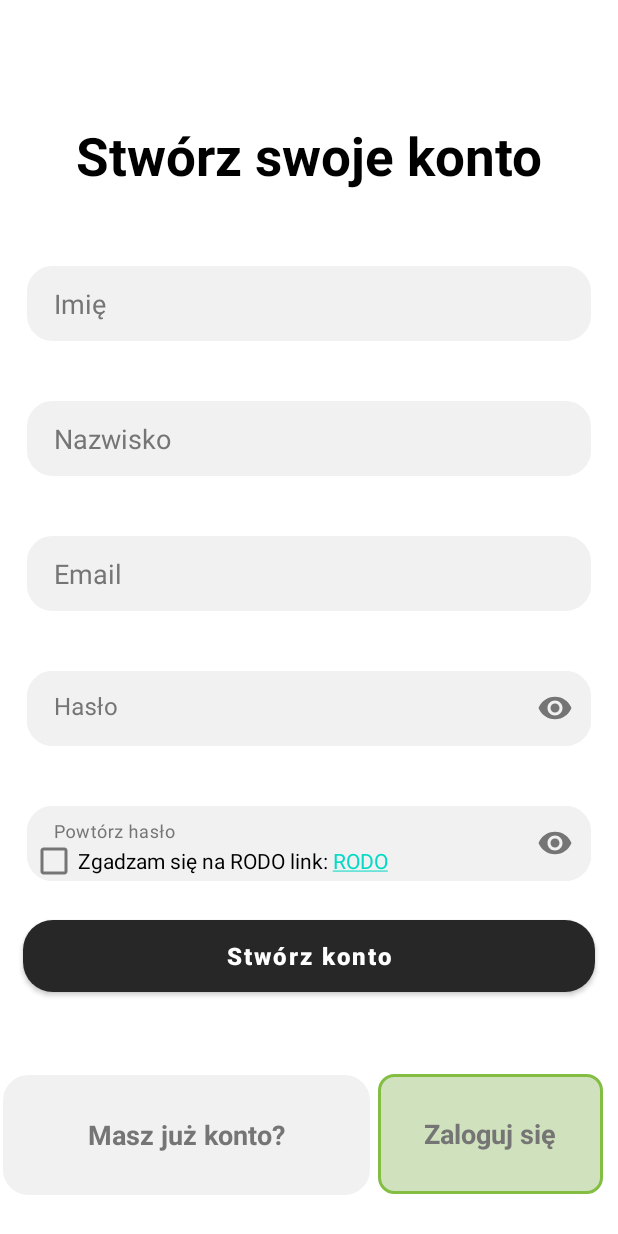
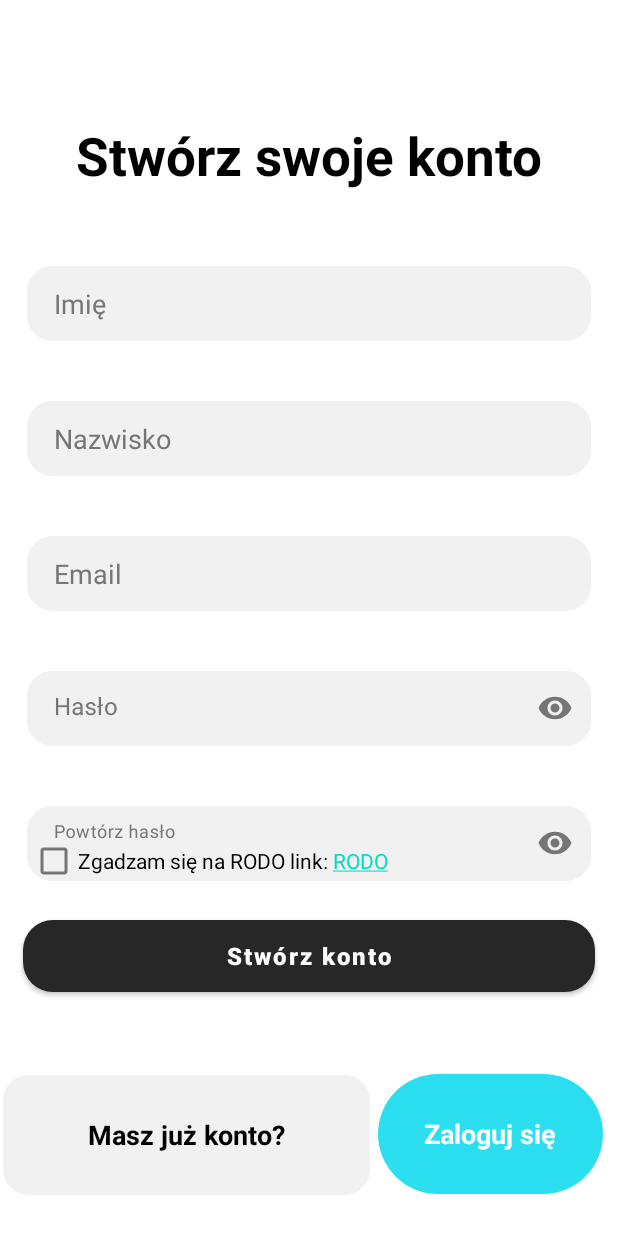
Before and after one commit to maciej-bartoszewski/Planner-Mobile, an Android app: the ActivityCreateAccount screen opened directly, with no data from a screen before it, on a phone screen of 412 x 824 dp. Run offline under Robolectric (Android 15) with nearby library versions, the phone set to English and light mode, and no system bars; our stand-ins replace Firebase (no records; nobody signed in at launch, a user with empty details on screens opened directly).

Commit message:
Zmiana kolorystyki

```diff
--- a/app/src/main/res/drawable/blue_gradient.xml
+++ b/app/src/main/res/drawable/blue_gradient.xml
@@ -3,6 +3,6 @@
     <gradient
         android:type="linear"
         android:angle="270"
-        android:startColor="#4C719E"
+        android:startColor="#2BA1F0"
         android:endColor="#1B2838" />
 </shape>
--- /dev/null
+++ b/app/src/main/res/drawable/box_blue.xml
@@ -0,0 +1,5 @@
+<?xml version="1.0" encoding="utf-8"?>
+<shape xmlns:android="http://schemas.android.com/apk/res/android">
+    <solid android:color="#2BA1F0"></solid>
+    <corners android:radius="50dp"/>
+</shape>
--- a/app/src/main/res/drawable/box_gradient_blue.xml
+++ b/app/src/main/res/drawable/box_gradient_blue.xml
@@ -3,7 +3,7 @@
     <gradient
         android:type="linear"
         android:angle="270"
-        android:startColor="#4C719E"
+        android:startColor="#2BA1F0"
         android:endColor="#1B2838" />
     <corners android:radius="14dp"/>
 </shape>
--- a/app/src/main/res/drawable/box_gradient_gold.xml
+++ b/app/src/main/res/drawable/box_gradient_container.xml
@@ -3,7 +3,7 @@
     <gradient
         android:type="linear"
         android:angle="315"
-        android:startColor="#606938"
-        android:endColor="#BDCF6E" />
+        android:startColor="#1B2838"
+        android:endColor="#2BDFF0" />
     <corners android:radius="25dp"/>
 </shape>
--- /dev/null
+++ b/app/src/main/res/drawable/box_light_blue.xml
@@ -0,0 +1,5 @@
+<?xml version="1.0" encoding="utf-8"?>
+<shape xmlns:android="http://schemas.android.com/apk/res/android">
+    <solid android:color="#2BDFF0"></solid>
+    <corners android:radius="50dp"/>
+</shape>
--- a/app/src/main/res/layout/activity_create_account.xml
+++ b/app/src/main/res/layout/activity_create_account.xml
@@ -228,7 +228,7 @@
             android:text="Masz już konto?"
             android:textSize="18sp"
             android:textStyle="bold"
-            android:textColor="#757575"
+            android:textColor="#000000"
             app:layout_constraintBottom_toBottomOf="parent"
             app:layout_constraintEnd_toEndOf="parent"
             app:layout_constraintHorizontal_bias="0.0"
@@ -245,13 +245,13 @@
             android:layout_marginEnd="10dp"
             android:layout_marginRight="10dp"
             android:layout_marginBottom="28dp"
-            android:background="@drawable/box_color_light_green"
+            android:background="@drawable/box_light_blue"
             android:backgroundTint="@null"
             android:gravity="center"
             android:text="Zaloguj się"
             android:textSize="18sp"
             android:textStyle="bold"
-            android:textColor="#757575"
+            android:textColor="#FFFFFF"
             app:layout_constraintBottom_toBottomOf="parent"
             app:layout_constraintEnd_toEndOf="parent"
             app:layout_constraintHorizontal_bias="1"
--- a/app/src/main/res/layout/activity_event_container.xml
+++ b/app/src/main/res/layout/activity_event_container.xml
@@ -8,7 +8,7 @@
     android:layout_marginTop="10dp"
     android:layout_marginEnd="10dp"
     android:layout_marginBottom="10dp"
-    android:background="@drawable/box_gradient_gold"
+    android:background="@drawable/box_gradient_container"
     android:orientation="horizontal"
     app:cardCornerRadius="10dp"
     app:cardElevation="5dp"
--- a/app/src/main/res/layout/activity_login.xml
+++ b/app/src/main/res/layout/activity_login.xml
@@ -42,7 +42,7 @@
                 android:layout_marginEnd="50dp"
                 android:layout_marginBottom="20dp"
                 android:width="300dp"
-                android:background="@drawable/box_color_light_green"
+                android:background="@drawable/box_light_blue"
                 app:backgroundTint="@null"
                 android:text="Stwórz konto"
                 android:textAllCaps="false"
@@ -62,7 +62,7 @@
                 android:layout_marginEnd="80dp"
                 android:text="Nie masz konta?"
                 android:textAlignment="center"
-                android:textColor="#546E7A"
+                android:textColor="#000000"
                 android:textSize="15sp" />
 
         </RelativeLayout>
--- a/app/src/main/res/layout/activity_menu_user.xml
+++ b/app/src/main/res/layout/activity_menu_user.xml
@@ -3,7 +3,7 @@
     xmlns:app="http://schemas.android.com/apk/res-auto"
     android:layout_width="match_parent"
     android:layout_height="wrap_content"
-    android:background="#4C719E"
+    android:background="#2BA1F0"
     android:gravity="top"
     android:orientation="vertical"
     android:padding="30dp">
--- a/app/src/main/res/layout/activity_restaurant_container.xml
+++ b/app/src/main/res/layout/activity_restaurant_container.xml
@@ -8,7 +8,7 @@
     android:layout_marginTop="10dp"
     android:layout_marginEnd="10dp"
     android:layout_marginBottom="10dp"
-    android:background="@drawable/box_gradient_gold"
+    android:background="@drawable/box_gradient_container"
     android:orientation="horizontal"
     app:cardCornerRadius="10dp"
     app:cardElevation="5dp"
--- a/app/src/main/res/values/colors.xml
+++ b/app/src/main/res/values/colors.xml
@@ -2,5 +2,5 @@
 <resources>
     <color name="black">#FF000000</color>
     <color name="white">#FFFFFFFF</color>
-    <color name="blue_bar">#4C719E</color>>
+    <color name="blue_bar">#2BA1F0</color>>
 </resources>
```
